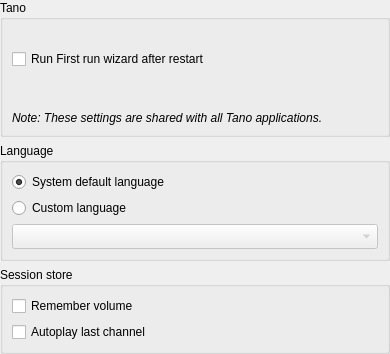
ntadej/tano, file src/ui/settings/SettingsGeneral.ui: the form before one commit.
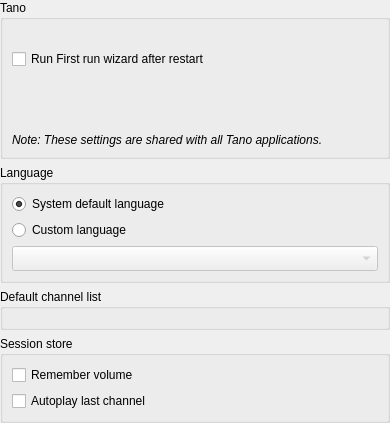
The form after the commit. Icons and pictures are not drawn. Custom widgets are drawn as their Qt base class.

The edit to the form file:
```diff
--- a/src/ui/settings/SettingsGeneral.ui
+++ b/src/ui/settings/SettingsGeneral.ui
@@ -7,7 +7,7 @@
     <x>0</x>
     <y>0</y>
     <width>390</width>
-    <height>354</height>
+    <height>423</height>
    </rect>
   </property>
   <layout class="QVBoxLayout" name="verticalLayout">
@@ -145,6 +145,18 @@
      </layout>
     </widget>
    </item>
+   <item>
+    <widget class="QGroupBox" name="groupDefaultPlaylist">
+     <property name="title">
+      <string>Default channel list</string>
+     </property>
+     <layout class="QVBoxLayout" name="verticalLayout_2">
+      <item>
+       <widget class="BrowseWidget" name="playlist" native="true"/>
+      </item>
+     </layout>
+    </widget>
+   </item>
    <item>
     <widget class="QGroupBox" name="groupSession">
      <property name="title">
@@ -170,6 +182,14 @@
    </item>
   </layout>
  </widget>
+ <customwidgets>
+  <customwidget>
+   <class>BrowseWidget</class>
+   <extends>QWidget</extends>
+   <header>ui/core/BrowseWidget.h</header>
+   <container>1</container>
+  </customwidget>
+ </customwidgets>
  <resources>
   <include location="../../../data/logo.qrc"/>
  </resources>
```
